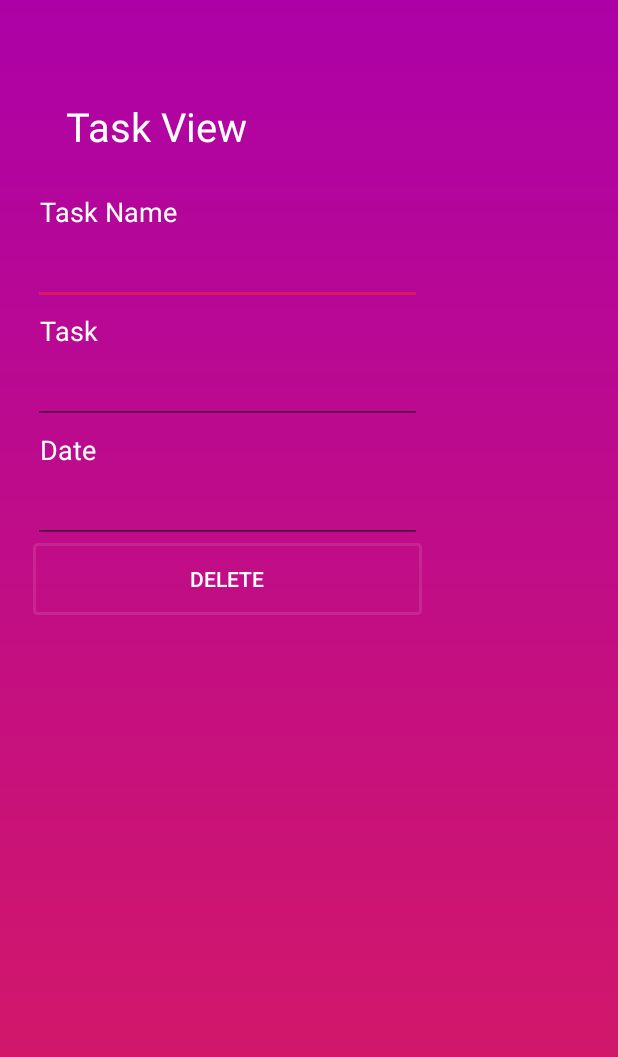
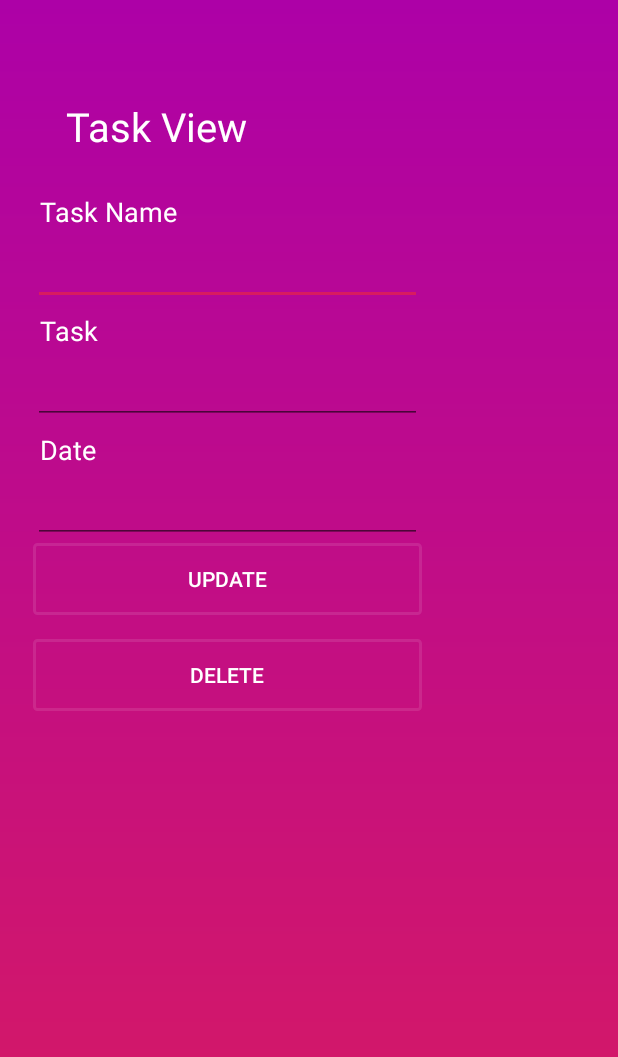
Before and after one commit to ShehanS/unme, an Android app: the layout task_view.xml on its own in the app's theme, with its tools: preview values and no code run, on a phone screen of 412 x 824 dp. Shown: the top 1057 px of the screen. Run offline under Robolectric (Android 15) with nearby library versions, the phone set to English and light mode, and no system bars.

Commit message:
Login Add User Add ToDo Add Countdown Database change User edit Auth Automatic Login Email, Phone number, email validation can task update

```diff
--- a/app/src/main/java/unme/app/com/ume/EditUserActivity.java
+++ b/app/src/main/java/unme/app/com/ume/EditUserActivity.java
@@ -96,7 +96,7 @@ public class EditUserActivity extends AppCompatActivity {
     public void UpdateUser() {
         //Update user
         System.out.println("USER ID in EDIT "+sessionUserID);
-        String UserName, Password, FirstName, LastName, Contact, Email, WebAddress, UserType;
+        String UserName, Password, FirstName, LastName, Contact, Email, WebAddress;
         UserName = txtUserName.getText().toString().trim();
         Password = txtPassword.getText().toString().trim();
         FirstName = txtFirstName.getText().toString().trim();
--- a/app/src/main/java/unme/app/com/ume/MainActivity.java
+++ b/app/src/main/java/unme/app/com/ume/MainActivity.java
@@ -23,7 +23,7 @@ import com.google.firebase.database.FirebaseDatabase;
 
 public class MainActivity extends AppCompatActivity {
 public static String LOG_APP = "U&ME : ";
-    private Spinner userType;
+private Spinner userType;
 private Button btnSave;
 private DatabaseReference mDatabase;
     private EditText txtWebAddress, txtLastName, txtFirstName, txtUserName, txtPhone, txtEmail, txtPassword;
--- a/app/src/main/res/layout/activity_main.xml
+++ b/app/src/main/res/layout/activity_main.xml
@@ -163,6 +163,7 @@
                     android:layout_marginBottom="180dp"
                     android:background="@drawable/button"
                     android:text="Save"
+                    android:textColor="@color/white"
                     app:layout_constraintEnd_toEndOf="parent"
                     app:layout_constraintStart_toStartOf="parent" />
 
--- a/app/src/main/res/layout/task_view.xml
+++ b/app/src/main/res/layout/task_view.xml
@@ -86,6 +86,21 @@
                 android:ems="10"
                 android:inputType="text" />
 
+            <LinearLayout
+                android:layout_width="match_parent"
+                android:layout_height="match_parent"
+                android:divider="@drawable/divider"
+                 android:showDividers="middle"
+                android:orientation="vertical">
+
+                <Button
+                    android:id="@+id/btnUpdate"
+                    android:layout_width="match_parent"
+                    android:layout_height="wrap_content"
+                    android:background="@drawable/button"
+                    android:text="Update"
+                    android:textColor="@color/white" />
+
                 <Button
                     android:id="@+id/btnDelete"
                     android:layout_width="match_parent"
@@ -95,6 +110,8 @@
                     android:textColor="@color/white" />
 
             </LinearLayout>
+
+        </LinearLayout>
     </android.support.constraint.ConstraintLayout>
 
 </android.support.constraint.ConstraintLayout>
```
Also changed, not shown: app/src/main/java/unme/app/com/ume/TodoList.java (+38 -7 lines). Lines whose indentation alone changed are shown as unchanged.
